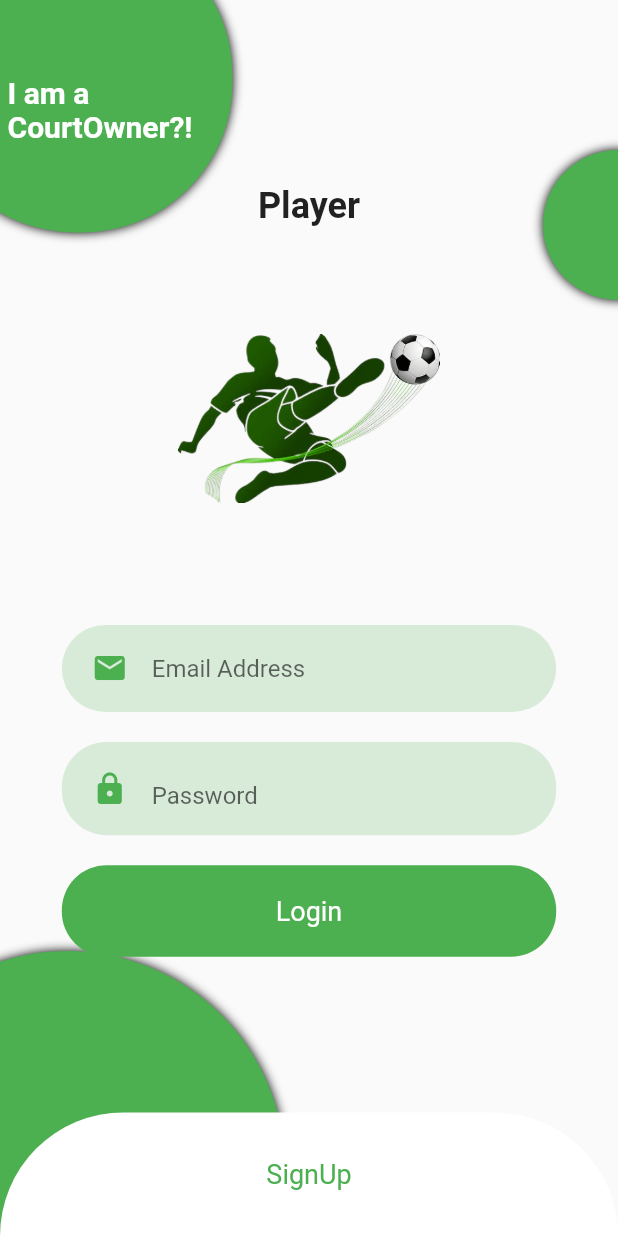
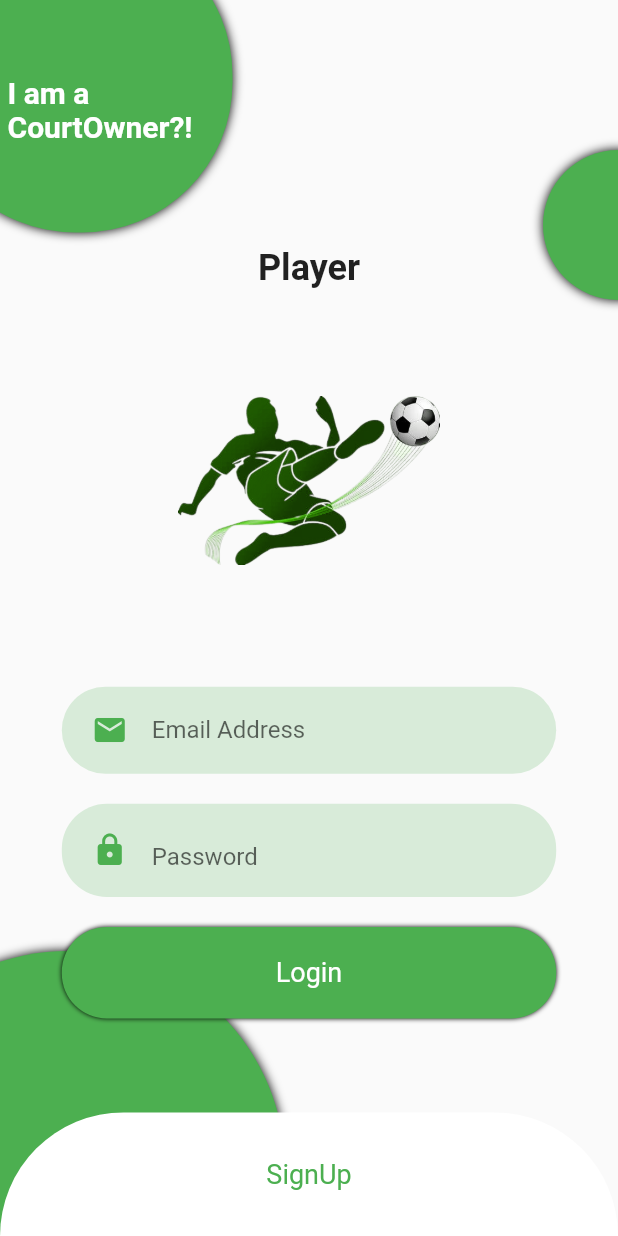
Before and after one commit to zeyadzidan/Kickoff, a Flutter app: the screen it shows after launch, on a phone screen of 412 x 824 dp. Run offline on Flutter 3.47's test engine with Material 2 defaults, Android fonts, the phone set to English and light mode, and no system bars; our stand-ins replace cached_network_image, file_picker, firebase_core, firebase_storage, google_nav_bar; missing offline and left inert: open_street_map_search_and_pick; accounts and stored records are empty.

Commit message:
fixing some size errors

```diff
--- a/kickoff_frontend/lib/application/screens/login.dart
+++ b/kickoff_frontend/lib/application/screens/login.dart
@@ -152,11 +152,14 @@ class _LoginScreenState extends State<LoginScreen>
           ),
 
           // Login Form
-          LoginFormPlayer(
-              isLogin: isLogin,
-              animationDuration: animationDuration,
-              size: size,
-              defaultLoginSize: defaultLoginSize),
+          Padding(
+            padding: EdgeInsets.only(top: size.height *0.1),
+            child: LoginFormPlayer(
+                isLogin: isLogin,
+                animationDuration: animationDuration,
+                size: size,
+                defaultLoginSize: defaultLoginSize),
+          ),
           // Register Container
           AnimatedBuilder(
             animation: animationController!,
--- a/kickoff_frontend/lib/httpshandlers/loginrequests.dart
+++ b/kickoff_frontend/lib/httpshandlers/loginrequests.dart
@@ -99,6 +99,11 @@ class RoundedLogin extends State<LoginButton> {
         decoration: BoxDecoration(
           borderRadius: BorderRadius.circular(30),
           color: CourtOwnerColor,
+          boxShadow: const <BoxShadow>[
+            BoxShadow(
+              color: Colors.black,
+              blurRadius: 2,
+            ),],
         ),
         padding: const EdgeInsets.symmetric(vertical: 20),
         alignment: Alignment.center,
--- a/kickoff_frontend/lib/httpshandlers/loginrequestsplayer.dart
+++ b/kickoff_frontend/lib/httpshandlers/loginrequestsplayer.dart
@@ -100,6 +100,11 @@ class RoundedLogin extends State<LoginButtonPlayer> {
         decoration: BoxDecoration(
           borderRadius: BorderRadius.circular(30),
           color: PlayerColor,
+          boxShadow: const <BoxShadow>[
+            BoxShadow(
+              color: Colors.black,
+              blurRadius: 2,
+            ),],
         ),
         padding: const EdgeInsets.symmetric(vertical: 20),
         alignment: Alignment.center,
```
Also changed, not shown: kickoff_frontend/lib/components/login/BuildComponentsCourtOwner.dart (+8 -5 lines).
